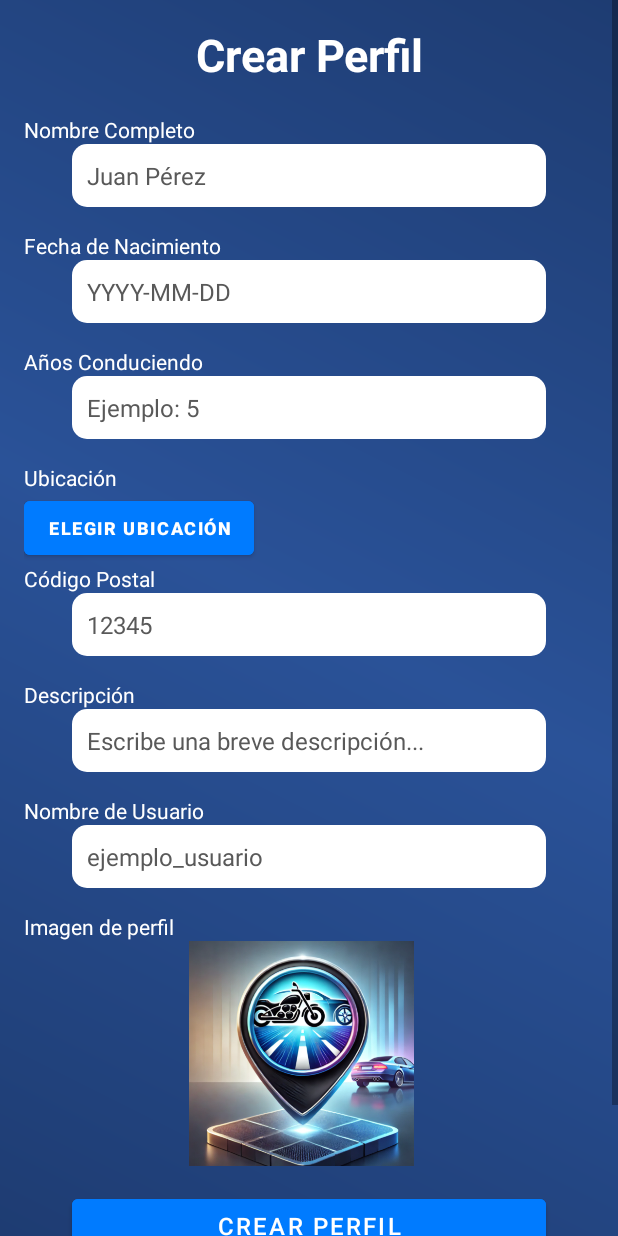
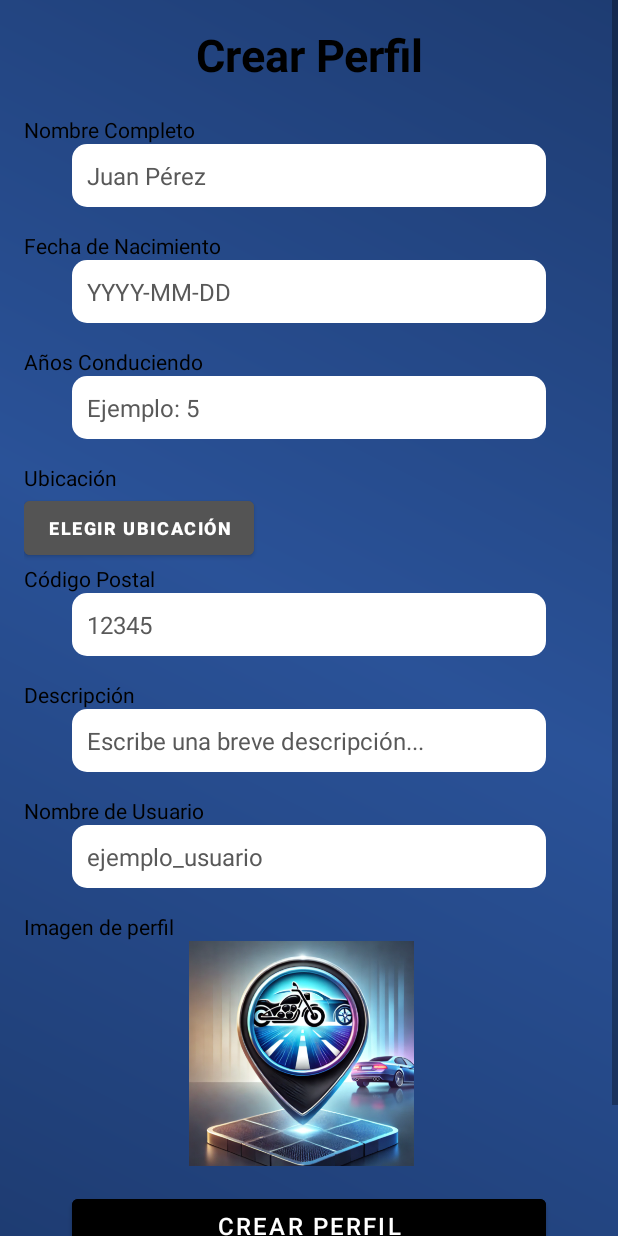
Before and after one commit to manueeeeeeo/MOTORTON, an Android app: the CreacionPerfil screen opened directly, with no data from a screen before it, on a phone screen of 412 x 824 dp. Run offline under Robolectric (Android 15) with nearby library versions, the phone set to English and light mode, and no system bars; our stand-ins replace Firebase (no records; nobody signed in at launch, a user with empty details on screens opened directly); pictures from the network do not load.

Commit message:
Cambio de estilo e interfaz Parte 1.

```diff
--- a/app/src/main/res/drawable/bg_bottomsheet.xml
+++ b/app/src/main/res/drawable/bg_bottomsheet.xml
@@ -1,6 +1,6 @@
 <?xml version="1.0" encoding="utf-8"?>
 <shape xmlns:android="http://schemas.android.com/apk/res/android"
     android:shape="rectangle">
-    <solid android:color="#03D9FF"/>
+    <solid android:color="#3D3D3D"/>
     <corners android:topLeftRadius="16dp" android:topRightRadius="16dp"/>
 </shape>
--- a/app/src/main/res/drawable/icono_ojo.xml
+++ b/app/src/main/res/drawable/icono_ojo.xml
@@ -1,5 +1,5 @@
-<vector xmlns:android="http://schemas.android.com/apk/res/android" android:height="24dp" android:tint="#1C9DC4" android:viewportHeight="24" android:viewportWidth="24" android:width="24dp">
+<vector xmlns:android="http://schemas.android.com/apk/res/android" android:height="24dp" android:tint="#000000" android:viewportHeight="24" android:viewportWidth="24" android:width="24dp">
 
-    <path android:fillColor="@android:color/white" android:pathData="M12,4.5C7,4.5 2.73,7.61 1,12c1.73,4.39 6,7.5 11,7.5s9.27,-3.11 11,-7.5c-1.73,-4.39 -6,-7.5 -11,-7.5zM12,17c-2.76,0 -5,-2.24 -5,-5s2.24,-5 5,-5 5,2.24 5,5 -2.24,5 -5,5zM12,9c-1.66,0 -3,1.34 -3,3s1.34,3 3,3 3,-1.34 3,-3 -1.34,-3 -3,-3z"/>
+    <path android:fillColor="#000000" android:pathData="M12,4.5C7,4.5 2.73,7.61 1,12c1.73,4.39 6,7.5 11,7.5s9.27,-3.11 11,-7.5c-1.73,-4.39 -6,-7.5 -11,-7.5zM12,17c-2.76,0 -5,-2.24 -5,-5s2.24,-5 5,-5 5,2.24 5,5 -2.24,5 -5,5zM12,9c-1.66,0 -3,1.34 -3,3s1.34,3 3,3 3,-1.34 3,-3 -1.34,-3 -3,-3z"/>
 
 </vector>
--- a/app/src/main/res/drawable/icono_persona.xml
+++ b/app/src/main/res/drawable/icono_persona.xml
@@ -1,5 +1,5 @@
-<vector xmlns:android="http://schemas.android.com/apk/res/android" android:height="50dp" android:tint="#1CC4B4" android:viewportHeight="24" android:viewportWidth="24" android:width="50dp">
+<vector xmlns:android="http://schemas.android.com/apk/res/android" android:height="50dp" android:tint="#000000" android:viewportHeight="24" android:viewportWidth="24" android:width="50dp">
 
-    <path android:fillColor="@android:color/white" android:pathData="M12,12c2.21,0 4,-1.79 4,-4s-1.79,-4 -4,-4 -4,1.79 -4,4 1.79,4 4,4zM12,14c-2.67,0 -8,1.34 -8,4v2h16v-2c0,-2.66 -5.33,-4 -8,-4z"/>
+    <path android:fillColor="#000000" android:pathData="M12,12c2.21,0 4,-1.79 4,-4s-1.79,-4 -4,-4 -4,1.79 -4,4 1.79,4 4,4zM12,14c-2.67,0 -8,1.34 -8,4v2h16v-2c0,-2.66 -5.33,-4 -8,-4z"/>
 
 </vector>
--- a/app/src/main/res/drawable/icono_regis.xml
+++ b/app/src/main/res/drawable/icono_regis.xml
@@ -1,5 +1,5 @@
-<vector xmlns:android="http://schemas.android.com/apk/res/android" android:height="32dp" android:tint="#007BFF" android:viewportHeight="24" android:viewportWidth="24" android:width="32dp">
+<vector xmlns:android="http://schemas.android.com/apk/res/android" android:height="32dp" android:tint="#000000" android:viewportHeight="24" android:viewportWidth="24" android:width="32dp">
 
-    <path android:fillColor="@android:color/white" android:pathData="M12,2C6.48,2 2,6.48 2,12s4.48,10 10,10s10,-4.48 10,-10S17.52,2 12,2zM12,6c1.93,0 3.5,1.57 3.5,3.5S13.93,13 12,13s-3.5,-1.57 -3.5,-3.5S10.07,6 12,6zM12,20c-2.03,0 -4.43,-0.82 -6.14,-2.88C7.55,15.8 9.68,15 12,15s4.45,0.8 6.14,2.12C16.43,19.18 14.03,20 12,20z"/>
+    <path android:fillColor="#000000" android:pathData="M12,2C6.48,2 2,6.48 2,12s4.48,10 10,10s10,-4.48 10,-10S17.52,2 12,2zM12,6c1.93,0 3.5,1.57 3.5,3.5S13.93,13 12,13s-3.5,-1.57 -3.5,-3.5S10.07,6 12,6zM12,20c-2.03,0 -4.43,-0.82 -6.14,-2.88C7.55,15.8 9.68,15 12,15s4.45,0.8 6.14,2.12C16.43,19.18 14.03,20 12,20z"/>
 
 </vector>
--- a/app/src/main/res/layout/activity_ajustes.xml
+++ b/app/src/main/res/layout/activity_ajustes.xml
@@ -20,7 +20,7 @@
             android:text="⚙ Ajustes"
             android:textSize="26sp"
             android:textStyle="bold"
-            android:textColor="#FFFFFF"
+            android:textColor="#000000"
             android:paddingBottom="16dp" />
         <TextView
             android:layout_width="wrap_content"
--- a/app/src/main/res/layout/activity_creacion_perfil.xml
+++ b/app/src/main/res/layout/activity_creacion_perfil.xml
@@ -26,7 +26,7 @@
                 android:layout_height="wrap_content"
                 android:text="Crear Perfil"
                 android:textAlignment="center"
-                android:textColor="#FFFFFF"
+                android:textColor="#000000"
                 android:textSize="30sp"
                 android:textStyle="bold"
                 android:layout_marginBottom="20dp"
@@ -37,7 +37,7 @@
                 android:layout_width="wrap_content"
                 android:layout_height="wrap_content"
                 android:text="Nombre Completo"
-                android:textColor="#FFFFFF"
+                android:textColor="#000000"
                 android:textSize="14sp"/>
 
             <EditText
@@ -59,7 +59,7 @@
                 android:layout_width="wrap_content"
                 android:layout_height="wrap_content"
                 android:text="Fecha de Nacimiento"
-                android:textColor="#FFFFFF"
+                android:textColor="#000000"
                 android:textSize="14sp"/>
 
             <EditText
@@ -84,7 +84,7 @@
                 android:layout_width="wrap_content"
                 android:layout_height="wrap_content"
                 android:text="Años Conduciendo"
-                android:textColor="#FFFFFF"
+                android:textColor="#000000"
                 android:textSize="14sp"/>
 
             <EditText
@@ -107,7 +107,7 @@
                 android:layout_width="wrap_content"
                 android:layout_height="wrap_content"
                 android:text="Ubicación"
-                android:textColor="#FFFFFF"
+                android:textColor="#000000"
                 android:textSize="14sp"/>
 
             <Button
@@ -117,7 +117,7 @@
                 android:text="Elegir Ubicación"
                 android:textSize="12dp"
                 android:textStyle="bold"
-                android:backgroundTint="#007BFF"
+                android:backgroundTint="#545454"
                 android:textColor="#FFFFFF"/>
 
             <TextView
@@ -125,7 +125,7 @@
                 android:layout_width="wrap_content"
                 android:layout_height="wrap_content"
                 android:text="Código Postal"
-                android:textColor="#FFFFFF"
+                android:textColor="#000000"
                 android:textSize="14sp"/>
 
             <EditText
@@ -148,7 +148,7 @@
                 android:layout_width="wrap_content"
                 android:layout_height="wrap_content"
                 android:text="Descripción"
-                android:textColor="#FFFFFF"
+                android:textColor="#000000"
                 android:textSize="14sp"/>
 
             <EditText
@@ -171,7 +171,7 @@
                 android:layout_width="wrap_content"
                 android:layout_height="wrap_content"
                 android:text="Nombre de Usuario"
-                android:textColor="#FFFFFF"
+                android:textColor="#000000"
                 android:textSize="14sp"/>
 
             <EditText
@@ -193,7 +193,7 @@
                 android:layout_width="match_parent"
                 android:layout_height="wrap_content"
                 android:text="Imagen de perfil"
-                android:textColor="#FFFFFF"
+                android:textColor="#000000"
                 android:textSize="14sp"/>
 
             <ImageView
@@ -208,7 +208,7 @@
                 android:layout_width="match_parent"
                 android:layout_height="48dp"
                 android:layout_marginHorizontal="32dp"
-                android:backgroundTint="#007BFF"
+                android:backgroundTint="#000000"
                 android:text="Crear Perfil"
                 android:textColor="#FFFFFF"
                 android:textSize="16sp"
--- a/app/src/main/res/layout/activity_pantalla_carga.xml
+++ b/app/src/main/res/layout/activity_pantalla_carga.xml
@@ -29,7 +29,7 @@
         android:layout_width="wrap_content"
         android:layout_height="wrap_content"
         android:text="Cargando tu experiencia..."
-        android:textColor="#FFFFFF"
+        android:textColor="#000000"
         android:textSize="20sp"
         android:textStyle="bold"
         android:elevation="5dp"
@@ -63,7 +63,7 @@
         android:layout_width="wrap_content"
         android:layout_height="wrap_content"
         android:text="Conectando rutas, conectando pasiones"
-        android:textColor="#B3FFFFFF"
+        android:textColor="#000000"
         android:textSize="16sp"
         app:layout_constraintBottom_toTopOf="@id/textView"
         app:layout_constraintEnd_toEndOf="parent"
@@ -76,7 +76,7 @@
         android:layout_width="wrap_content"
         android:layout_height="wrap_content"
         android:text="V.1.0"
-        android:textColor="#B3FFFFFF"
+        android:textColor="#B3000000"
         android:textSize="12sp"
         android:textStyle="bold"
         app:layout_constraintBottom_toBottomOf="parent"
--- a/app/src/main/res/layout/bottom_sheet_eliminar_cuenta.xml
+++ b/app/src/main/res/layout/bottom_sheet_eliminar_cuenta.xml
@@ -11,7 +11,7 @@
         android:text="¿Seguro que deseas eliminar tu cuenta?"
         android:textSize="18sp"
         android:textStyle="bold"
-        android:textColor="#000000"
+        android:textColor="#FFFFFF"
         android:layout_marginBottom="12dp"
         android:layout_width="match_parent"
         android:layout_height="wrap_content"/>
@@ -40,7 +40,7 @@
     <Button
         android:id="@+id/btnCancelarEliminar"
         android:text="Cancelar"
-        android:backgroundTint="#002AFF"
+        android:backgroundTint="#505050"
         android:layout_marginTop="8dp"
         android:textColor="#FFFFFF"
         android:layout_width="match_parent"
--- a/app/src/main/res/layout/fragment_notifications.xml
+++ b/app/src/main/res/layout/fragment_notifications.xml
@@ -29,7 +29,7 @@
             android:layout_height="wrap_content"
             android:orientation="vertical"
             android:padding="16dp"
-            android:background="#000B52">
+            android:background="#393939">
 
             <LinearLayout
                 android:layout_width="match_parent"
```
Also changed, not shown: app/src/main/res/layout/activity_administrar_vehiculos.xml (+11 -11 lines), app/src/main/res/layout/activity_inicio_sesion.xml (+4 -4 lines), app/src/main/res/layout/activity_registrarse.xml (+7 -7 lines), app/src/main/res/layout/fragment_create_event.xml (+8 -8 lines).
